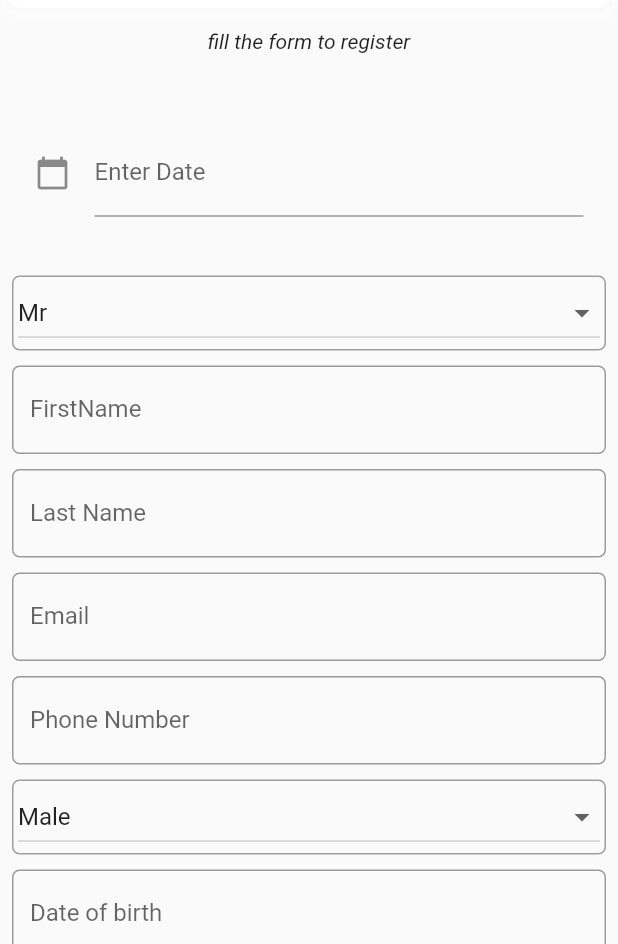
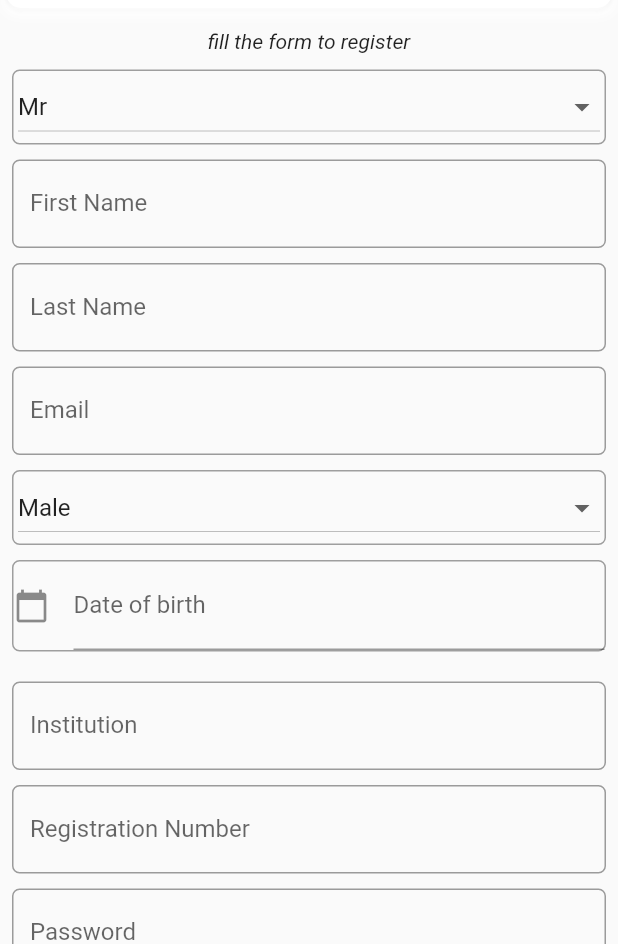
Before and after one commit to amohkaranja/Checkin-app, a Flutter app: the screen it shows after launch, after a tap on "Log in", after a tap on "click here to register", on a phone screen of 412 x 824 dp, the part 292-1236 px from its top. Run offline on Flutter 3.47's test engine with Material 2 defaults, Android fonts, the phone set to English and light mode, and no system bars; our stand-ins replace flutter_dotenv; network calls fail.

Commit message:
register form

```diff
--- a/lib/models/user_model.dart
+++ b/lib/models/user_model.dart
@@ -4,3 +4,10 @@ class User {
 
   User(this.password, this.email);
 }
+
+class Institution {
+  final int id;
+  final String name;
+
+  Institution({required this.id, required this.name});
+}
--- a/lib/utils/apis_list.dart
+++ b/lib/utils/apis_list.dart
@@ -11,7 +11,7 @@ class Api {
   String registerUser = "${dotenv.env['API_KEY']}api/auth/users/";
 }
 
-const api = "https://cab2-105-163-1-59.eu.ngrok.io/";
+const api = "https://79ca-102-219-210-194.in.ngrok.io/";
 // ignore: non_constant_identifier_names
 /// login function
 /// @param {JSON} data
--- a/lib/widgets/register_form.dart
+++ b/lib/widgets/register_form.dart
@@ -1,6 +1,9 @@
 import 'package:flutter/material.dart';
 import '../utils/apis_list.dart';
 import 'package:intl/intl.dart';
+import '../models/user_model.dart';
+import 'dart:convert';
+import 'package:http/http.dart' as http;
 
 class UserRegister extends StatefulWidget {
   const UserRegister({super.key});
@@ -11,17 +14,49 @@ class UserRegister extends StatefulWidget {
 
 class _UserRegisterState extends State<UserRegister> {
   final _formKey = GlobalKey<FormState>();
-  late String _username = "", _password = "";
+  Future<List<Institution>> fetchInstitutions() async {
+    final response =
+        await http.get(Uri.parse('https://yourapi.com/institutions'));
+    if (response.statusCode == 200) {
+      final json = jsonDecode(response.body);
+      return List<Institution>.from(
+          json.map((i) => Institution(id: i['id'], name: i['name'])));
+    } else {
+      throw Exception('Failed to fetch institutions');
+    }
+  }
+
+  late Future<List<Institution>> _institutionsFuture;
+  Institution? _selectedInstitution;
+
+  late String _username = "",
+      _password = "",
+      first_name = "",
+      last_name = "",
+      email = "",
+      student_number = "";
   String _errorMessage = "";
   final List<String> titles = <String>['Mr', 'Mrs', 'Miss', 'Dr', 'Prof'];
   final List<String> genders = <String>['Male', 'Female', 'Others'];
   late String title = titles.first;
   late String gender = genders.first;
+  bool _obscureText = true;
+
   submit() {
     setState(() {
       _errorMessage = "";
     });
-    var data = {"email": _username, "password": _password};
+    var data = {
+      "first_name": first_name,
+      "last_name": last_name,
+      "other_names": title,
+      "email": email,
+      "password": _password,
+      "gender": gender,
+      "user_type": "STUDENT",
+      "student_number": student_number,
+      "institution_id": _selectedInstitution
+    };
     login(
         data,
         (result, error) => {
@@ -43,6 +78,13 @@ class _UserRegisterState extends State<UserRegister> {
   void initState() {
     dateInput.text = ""; //set the initial value of text field
     super.initState();
+    _institutionsFuture = fetchInstitutions();
+  }
+
+  void _toggle() {
+    setState(() {
+      _obscureText = !_obscureText;
+    });
   }
 
   @override
@@ -66,41 +108,6 @@ class _UserRegisterState extends State<UserRegister> {
                   ),
                 )
               : Container(height: 1),
-          Container(
-              padding: EdgeInsets.all(15),
-              height: MediaQuery.of(context).size.width / 3,
-              child: Center(
-                  child: TextField(
-                controller: dateInput,
-                //editing controller of this TextField
-                decoration: InputDecoration(
-                    icon: Icon(Icons.calendar_today), //icon of text field
-                    labelText: "Enter Date" //label text of field
-                    ),
-                readOnly: true,
-                //set it true, so that user will not able to edit text
-                onTap: () async {
-                  DateTime? pickedDate = await showDatePicker(
-                      context: context,
-                      initialDate: DateTime.now(),
-                      firstDate: DateTime(1950),
-                      //DateTime.now() - not to allow to choose before today.
-                      lastDate: DateTime(2100));
-
-                  if (pickedDate != null) {
-                    print(
-                        pickedDate); //pickedDate output format => 2021-03-10 00:00:00.000
-                    String formattedDate =
-                        DateFormat('yyyy-MM-dd').format(pickedDate);
-                    print(
-                        formattedDate); //formatted date output using intl package =>  2021-03-16
-                    setState(() {
-                      dateInput.text =
-                          formattedDate; //set output date to TextField value.
-                    });
-                  } else {}
-                },
-              ))),
           Container(
             padding: EdgeInsets.symmetric(horizontal: 3),
             decoration: BoxDecoration(
@@ -129,18 +136,18 @@ class _UserRegisterState extends State<UserRegister> {
           ),
           TextFormField(
             decoration: InputDecoration(
-                labelText: 'FirstName',
+                labelText: 'First Name',
                 border: OutlineInputBorder(
                   borderRadius: BorderRadius.circular(5.0),
                   gapPadding: 5.0,
                 )),
             validator: (value) {
               if (value!.isEmpty) {
-                return 'Please enter a username';
+                return 'Please enter first name';
               }
               return null;
             },
-            onSaved: (value) => _username = value!,
+            onSaved: (value) => first_name = value!,
           ),
           const SizedBox(
             height: 10.0,
@@ -154,11 +161,11 @@ class _UserRegisterState extends State<UserRegister> {
                 )),
             validator: (value) {
               if (value!.isEmpty) {
-                return 'Please enter a username';
+                return 'Please enter last name';
               }
               return null;
             },
-            onSaved: (value) => _username = value!,
+            onSaved: (value) => last_name = value!,
           ),
           const SizedBox(
             height: 10.0,
@@ -172,29 +179,11 @@ class _UserRegisterState extends State<UserRegister> {
                 )),
             validator: (value) {
               if (value!.isEmpty) {
-                return 'Please enter a username';
+                return 'Please enter email';
               }
               return null;
             },
-            onSaved: (value) => _username = value!,
-          ),
-          const SizedBox(
-            height: 10.0,
-          ),
-          TextFormField(
-            decoration: InputDecoration(
-                labelText: 'Phone Number',
-                border: OutlineInputBorder(
-                  borderRadius: BorderRadius.circular(5.0),
-                  gapPadding: 5.0,
-                )),
-            validator: (value) {
-              if (value!.isEmpty) {
-                return 'Please enter a username';
-              }
-              return null;
-            },
-            onSaved: (value) => _username = value!,
+            onSaved: (value) => email = value!,
           ),
           const SizedBox(
             height: 10.0,
@@ -225,20 +214,47 @@ class _UserRegisterState extends State<UserRegister> {
           const SizedBox(
             height: 10.0,
           ),
-          TextFormField(
+          Container(
+              // padding: EdgeInsets.all(5),
+              decoration: BoxDecoration(
+                border: Border.all(color: Colors.grey),
+                borderRadius: BorderRadius.circular(5.0),
+              ),
+              // height: MediaQuery.of(context).size.width / 3,
+              child: Center(
+                  child: TextField(
+                controller: dateInput,
+                //editing controller of this TextField
                 decoration: InputDecoration(
-                labelText: 'Date of birth',
-                border: OutlineInputBorder(
-                  borderRadius: BorderRadius.circular(5.0),
-                  gapPadding: 5.0,
-                )),
-            validator: (value) {
-              if (value!.isEmpty) {
-                return 'Please enter a username';
-              }
-              return null;
+                    icon: Icon(Icons.calendar_today), //icon of text field
+                    labelText: "Date of birth" //label text of field
+                    ),
+                readOnly: true,
+                //set it true, so that user will not able to edit text
+                onTap: () async {
+                  DateTime? pickedDate = await showDatePicker(
+                      context: context,
+                      initialDate: DateTime.now(),
+                      firstDate: DateTime(1950),
+                      //DateTime.now() - not to allow to choose before today.
+                      lastDate: DateTime(2100));
+
+                  if (pickedDate != null) {
+                    print(
+                        pickedDate); //pickedDate output format => 2021-03-10 00:00:00.000
+                    String formattedDate =
+                        DateFormat('yyyy-MM-dd').format(pickedDate);
+                    print(
+                        formattedDate); //formatted date output using intl package =>  2021-03-16
+                    setState(() {
+                      dateInput.text =
+                          formattedDate; //set output date to TextField value.
+                    });
+                  } else {}
                 },
-            onSaved: (value) => _username = value!,
+              ))),
+          const SizedBox(
+            height: 10.0,
           ),
           const SizedBox(
             height: 10.0,
@@ -252,7 +268,7 @@ class _UserRegisterState extends State<UserRegister> {
                 )),
             validator: (value) {
               if (value!.isEmpty) {
-                return 'Please enter a username';
+                return 'Please select institution';
               }
               return null;
             },
@@ -270,29 +286,31 @@ class _UserRegisterState extends State<UserRegister> {
                 )),
             validator: (value) {
               if (value!.isEmpty) {
-                return 'Please enter a username';
+                return 'Please enter registration number';
               }
               return null;
             },
-            onSaved: (value) => _username = value!,
+            onSaved: (value) => student_number = value!,
           ),
           const SizedBox(
             height: 10.0,
           ),
           TextFormField(
+            obscureText: true,
             decoration: InputDecoration(
               labelText: 'Password',
               border: OutlineInputBorder(
                 borderRadius: BorderRadius.circular(5.0),
                 gapPadding: 5.0,
-                )),
+              ),
+            ),
             validator: (value) {
               if (value!.isEmpty) {
-                return 'Please enter a username';
+                return 'Please enter a password';
               }
               return null;
             },
-            onSaved: (value) => _username = value!,
+            onSaved: (value) => _password = value!,
           ),
           const SizedBox(
             height: 10.0,
@@ -307,7 +325,10 @@ class _UserRegisterState extends State<UserRegister> {
             obscureText: true,
             validator: (value) {
               if (value!.isEmpty) {
-                return 'Please enter a password';
+                return 'Please enter confirm password';
+              }
+              if (_password != value) {
+                return 'password does not match';
               }
               return null;
             },
```
Lines whose indentation alone changed are shown as unchanged.
